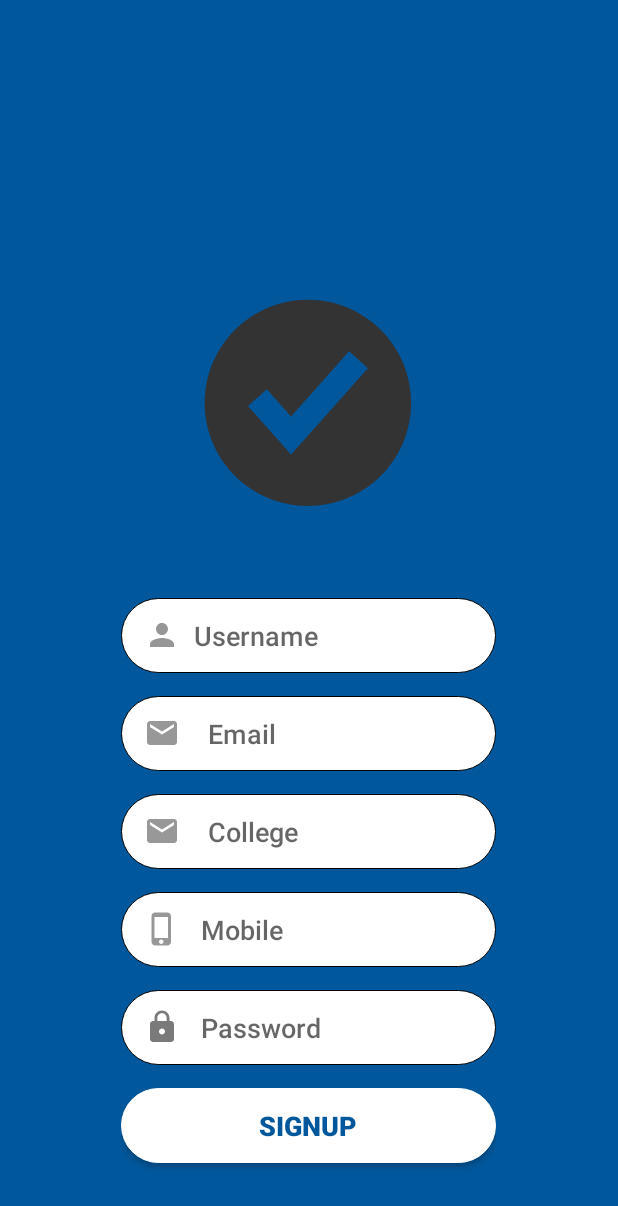
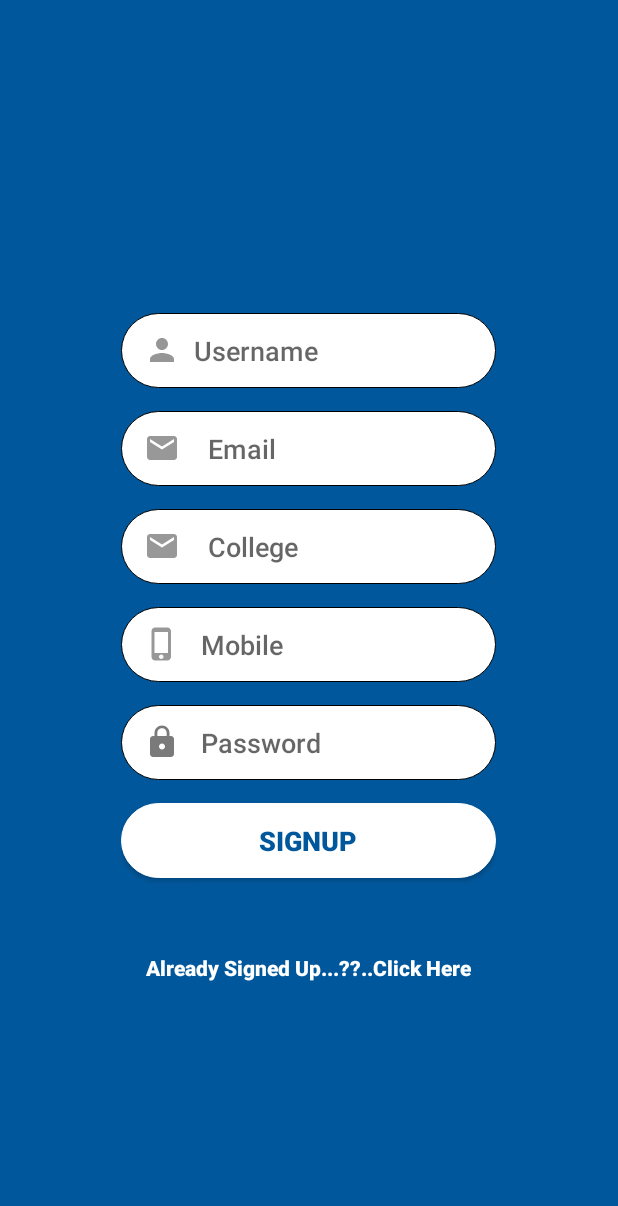
Before and after one commit to Imrozquazi/Agnitio, an Android app: the Signup screen opened directly, with no data from a screen before it, on a phone screen of 412 x 824 dp. Shown: the top 1206 px of the screen. Run offline under Robolectric (Android 15) with nearby library versions, the phone set to English and light mode, and no system bars; our stand-ins replace Firebase (no records; nobody signed in at launch, a user with empty details on screens opened directly).

Commit message:
Color Changes

```diff
--- a/app/src/main/java/example/imrozquazi/cover_flow/Bottom_NavBar.java
+++ b/app/src/main/java/example/imrozquazi/cover_flow/Bottom_NavBar.java
@@ -61,12 +61,6 @@ public class Bottom_NavBar extends AppCompatActivity {
                     return true;
 
                 case R.id.navigation_Logout:
-                   // mTextMessage.setText("Logout");
-                    /*
-                    fragment_home frag4 = new fragment_home();
-                    FragmentTransaction ft4 = getSupportFragmentManager().beginTransaction();
-                    ft4.replace(R.id.fram,frag4);
-                    ft4.commit();*/
 
                     mAuth.signOut();
                     finish();
--- a/app/src/main/res/layout/activity_signup.xml
+++ b/app/src/main/res/layout/activity_signup.xml
@@ -17,20 +17,7 @@
     android:orientation="vertical"
     android:layout_gravity="center"
      >
-    <com.airbnb.lottie.LottieAnimationView
-        android:id="@+id/animation_view_cse"
-        android:layout_width="220dp"
-        android:layout_height="180dp"
-        app:lottie_loop="true"
-        android:layout_marginTop="200dp"
-        android:layout_centerVertical="true"
-        android:layout_gravity="center_horizontal"
-        app:layout_constraintBottom_toBottomOf="parent"
-        app:layout_constraintLeft_toLeftOf="parent"
-        app:layout_constraintRight_toRightOf="parent"
-        app:layout_constraintTop_toTopOf="parent"
-        app:lottie_autoPlay="true"
-        app:lottie_fileName="ac_success.json" />
+
 
     <AutoCompleteTextView
         android:id="@+id/UserName"
@@ -122,7 +109,7 @@
         android:gravity="center"
         android:text="Already Signed Up...??..Click Here"
         android:textStyle="bold"
-        android:textColor="@color/back"
+        android:textColor="@color/white"
         android:clickable="true"
 
         android:onClick="login"
--- a/app/src/main/res/values/styles.xml
+++ b/app/src/main/res/values/styles.xml
@@ -20,13 +20,13 @@
 
 
 
-    <style name="CustomActivityAnimation" parent="@android:style/Animation.Activity">
+    <!--<style name="CustomActivityAnimation" parent="@android:style/Animation.Activity">
 
         <item name="android:activityOpenEnterAnimation">@anim/slide_in_right</item>
         <item name="android:activityOpenExitAnimation">@anim/slide_out_left</item>
         <item name="android:activityCloseEnterAnimation">@anim/slide_in_left</item>
         <item name="android:activityCloseExitAnimation">@anim/slide_out_right</item>
-    </style>
+    </style>-->
 
 
 
```
Also changed, not shown: app/src/main/res/layout/activity_login.xml (+2 -17 lines).
